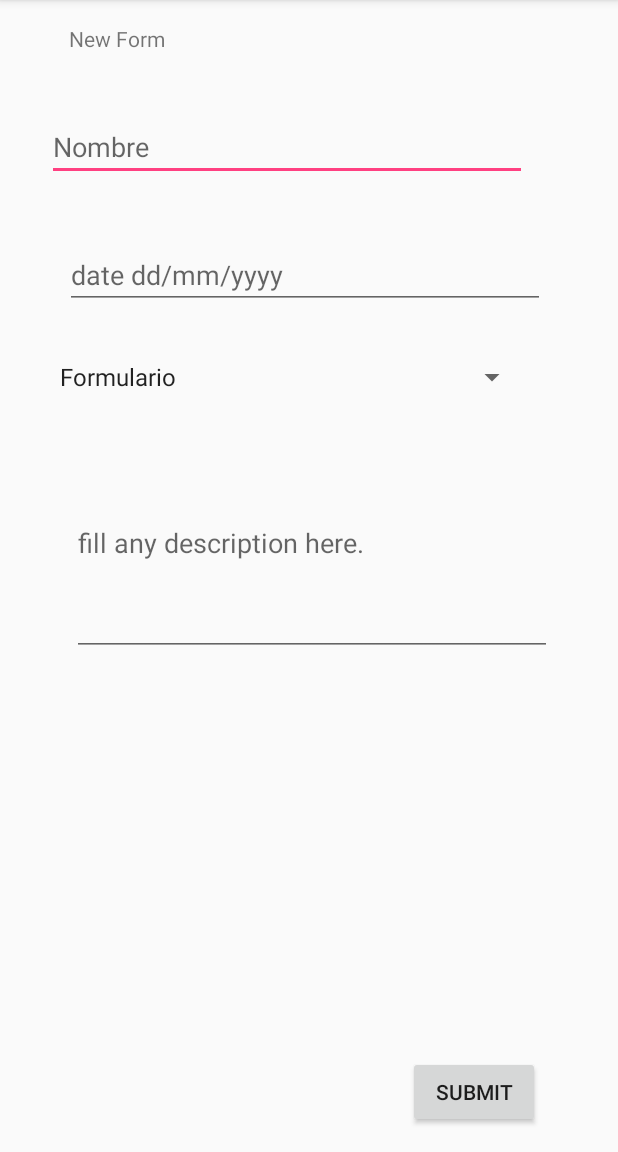
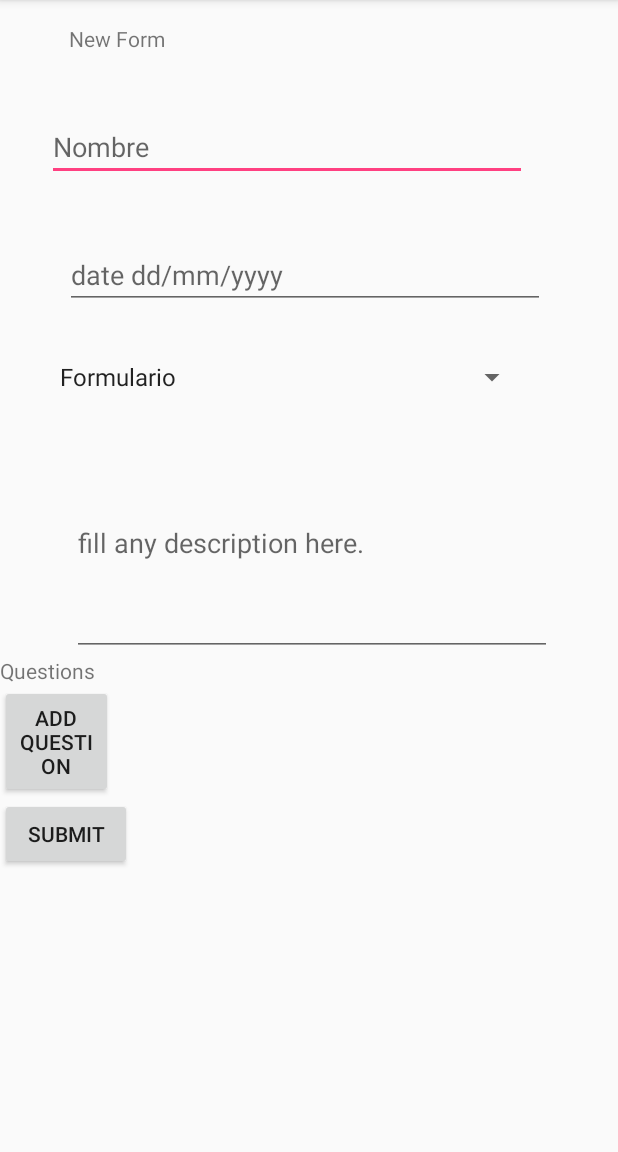
Before and after one commit to ICC-4102-APLICACIONESMOVILES/laboratorio-6-Diego-Beckdorf, an Android app: the screen it shows after launch (MainActivity), in the side drawer, after a tap on "New Form", on a phone screen of 412 x 824 dp, the part 84-1236 px from its top. Run offline under Robolectric (Android 15) with nearby library versions, the phone set to English and light mode, and no system bars; our stand-ins replace Room's generated code, Volley.

Commit message:
using google play service location requesting location fragment for forms responses questions definitions on new form fragment

```diff
--- a/app/build.gradle
+++ b/app/build.gradle
@@ -30,4 +30,5 @@ dependencies {
     androidTestImplementation 'com.android.support.test:runner:1.0.1'
     androidTestImplementation 'com.android.support.test.espresso:espresso-core:2.2.2'
     implementation 'com.android.volley:volley:1.1.0'
+    implementation 'com.google.android.gms:play-services-location:15.0.0'
 }
--- a/app/src/main/java/com/example/diego/continuos_lab/NewFormFragment.java
+++ b/app/src/main/java/com/example/diego/continuos_lab/NewFormFragment.java
@@ -13,12 +13,14 @@ import android.view.View;
 import android.view.ViewGroup;
 import android.widget.ArrayAdapter;
 import android.widget.Button;
+import android.widget.ListView;
 import android.widget.Spinner;
 import android.widget.TextView;
 import android.widget.Toast;
 
 import com.example.diego.continuos_lab.database_interface.DaoAccess;
 import com.example.diego.continuos_lab.database_orm.Form;
+import com.google.android.gms.location.FusedLocationProviderClient;
 
 
 /**
@@ -68,8 +70,8 @@ public class NewFormFragment extends Fragment {
 
         this.activity = (MainActivity) getActivity();
 
-        final Button button = view.findViewById(R.id.formSubmit);
-        button.setOnClickListener(new View.OnClickListener() {
+        final Button submitButton = view.findViewById(R.id.formSubmit);
+        submitButton.setOnClickListener(new View.OnClickListener() {
             public void onClick(View v) {
                 TextView nameView = activity.findViewById(R.id.name);
                 System.out.println(nameView.getText());
@@ -81,6 +83,15 @@ public class NewFormFragment extends Fragment {
                 TextView descriptionView = activity.findViewById(R.id.description);
                 final String description = descriptionView.getText().toString();
                 listener.newForm(name, date, category, description);
+            }
+        });
+
+        final ListView questionsContainerList = view.findViewById(R.id.questions_container_list);
+        final Button addQuestionButton = view.findViewById(R.id.new_form_add_question_btn);
+        addQuestionButton.setOnClickListener(new View.OnClickListener() {
+            public void onClick(View v) {
+                View newQuestion = getLayoutInflater().inflate(R.layout.new_form_question, null);
+                questionsContainerList.addFooterView(newQuestion);
             }
         });
         return view;
--- a/app/src/main/java/com/example/diego/continuos_lab/layout_helpers/QuestionListAdapter.java
+++ b/app/src/main/java/com/example/diego/continuos_lab/layout_helpers/QuestionListAdapter.java
@@ -23,14 +23,14 @@ import java.util.List;
 public class QuestionListAdapter extends ArrayAdapter<Question> {
 
     public QuestionListAdapter(@NonNull FormQuestionsFragment frag, @NonNull Context context, @NonNull List<Question> objects) {
-        super(context, R.layout.question_row, objects);
+        super(context, R.layout.new_form_question, objects);
     }
 
     @NonNull
     @Override
     public View getView(int position, @Nullable View convertView, @NonNull ViewGroup parent) {
         LayoutInflater inflater = LayoutInflater.from(getContext());
-        @SuppressLint("ViewHolder") View questionRowView = inflater.inflate(R.layout.question_row,
+        @SuppressLint("ViewHolder") View questionRowView = inflater.inflate(R.layout.new_form_question,
                 parent, false);
 
         final Question question = getItem(position);
--- a/app/src/main/res/layout/form_row.xml
+++ b/app/src/main/res/layout/form_row.xml
@@ -44,7 +44,7 @@
             android:layout_width="30dp"
             android:layout_height="30dp" />
         <Button
-            android:id="@+id/formDetail"
+            android:id="@+id/formReponse"
             android:background="@color/colorPrimary"
             android:text="O"
             android:hint="details"
--- a/app/src/main/res/layout/fragment_new_form.xml
+++ b/app/src/main/res/layout/fragment_new_form.xml
@@ -82,6 +82,29 @@
             app:layout_constraintStart_toStartOf="parent"
             app:layout_constraintTop_toBottomOf="@+id/category" />
 
+        <LinearLayout
+            android:id="@+id/questions_container"
+            android:layout_width="match_parent"
+            android:layout_height="wrap_content"
+            android:orientation="vertical"
+            app:layout_constraintTop_toBottomOf="@+id/description">
+            <TextView
+                android:layout_width="match_parent"
+                android:layout_height="wrap_content"
+                android:text="Questions"/>
+            <ListView
+                android:id="@+id/questions_container_list"
+                android:layout_width="match_parent"
+                android:layout_height="wrap_content"
+                android:orientation="vertical">
+            </ListView>
+            <Button
+                android:id="@+id/new_form_add_question_btn"
+                android:layout_width="75dp"
+                android:layout_height="75dp"
+                android:text="@string/add_question_btn"/>
+        </LinearLayout>
+
         <Button
             android:id="@+id/formSubmit"
             android:layout_width="wrap_content"
@@ -89,8 +112,8 @@
             android:layout_marginBottom="16dp"
             android:layout_marginEnd="8dp"
             android:text="@string/new_form_submit"
-            app:layout_constraintBottom_toBottomOf="parent"
-            app:layout_constraintEnd_toEndOf="@+id/description"/>
+            app:layout_constraintTop_toBottomOf="@+id/questions_container"/>
+
 
     </android.support.constraint.ConstraintLayout>
 </FrameLayout>
--- a/app/src/main/res/values/strings.xml
+++ b/app/src/main/res/values/strings.xml
@@ -38,4 +38,9 @@
     <string name="username">username:</string>
     <string name="password">password:</string>
     <string name="main_login_btn">LOGIN!</string>
+    <string name="add_question_btn">Add Question</string>
+
+    <!-- TODO: Remove or change this placeholder text -->
+    <string name="hello_blank_fragment">Hello blank fragment</string>
+    <string name="submit">Submit</string>
 </resources>
```
Also changed, not shown: app/src/main/AndroidManifest.xml (+11 -0 lines), app/src/main/java/com/example/diego/continuos_lab/FormResponseFragment.java (added, +63 -0 lines), app/src/main/java/com/example/diego/continuos_lab/MainActivity.java (+7 -0 lines), app/src/main/java/com/example/diego/continuos_lab/layout_helpers/FormListAdapter.java (+7 -3 lines), app/src/main/res/layout/fragment_form_response.xml (added, +18 -0 lines), app/src/main/res/layout/new_form_question.xml (added, +20 -0 lines), app/src/main/res/layout/question_row.xml (deleted, +0 -15 lines).
